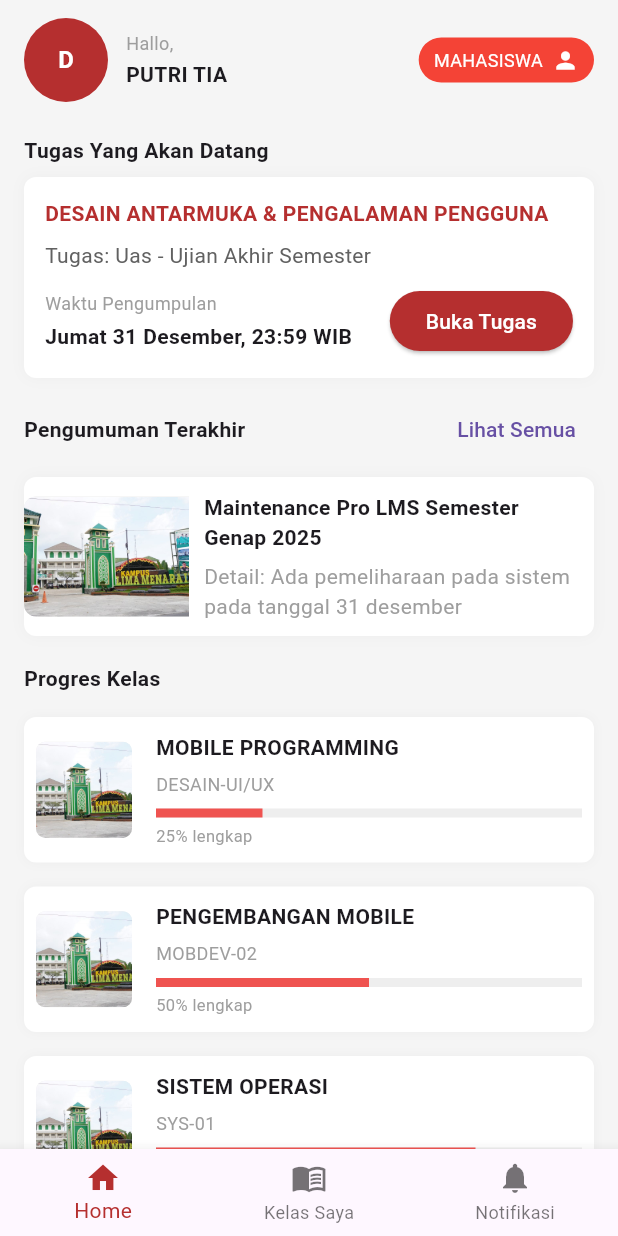
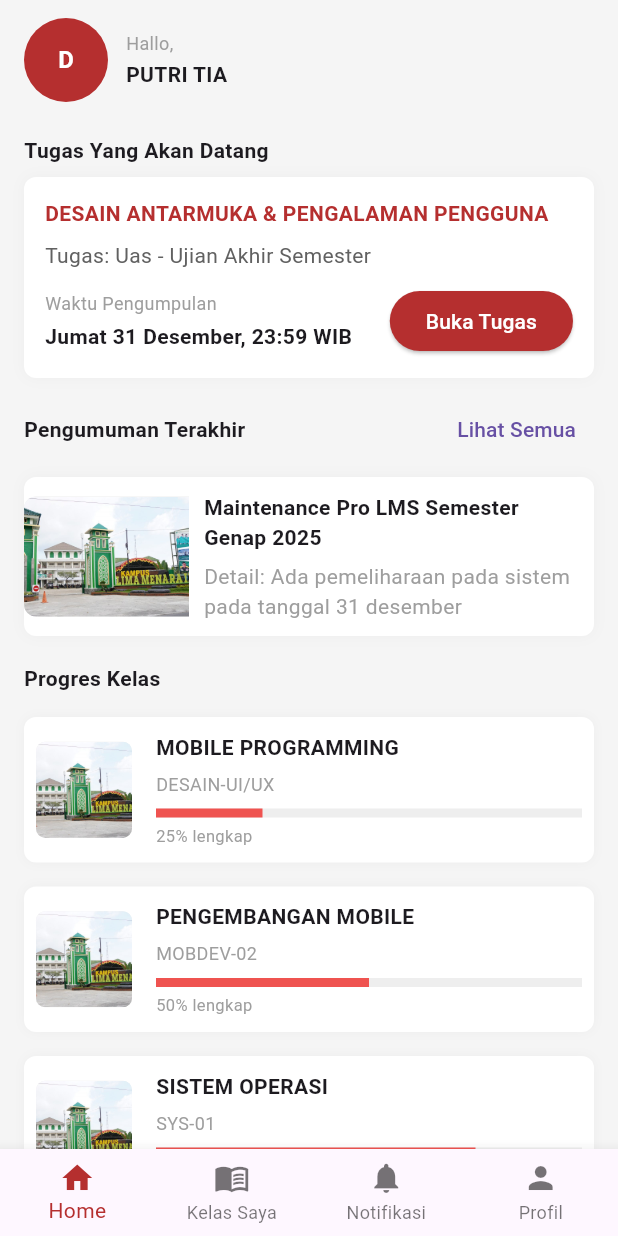
Before and after one commit to putritia10/apk_cejoe_lms, a Flutter app: the HomePage screen opened directly, on a phone screen of 412 x 824 dp. Run offline on Flutter 3.47's test engine with Material 3 defaults, Android fonts, the phone set to English and light mode, and no system bars.

Commit message:
mengubah tempat profil menjadi di samping icon notifikasi

```diff
--- a/lib/screens/home_page.dart
+++ b/lib/screens/home_page.dart
@@ -13,6 +13,11 @@ class _HomePageState extends State<HomePage> {
   final Color _primary = const Color(0xFFB52F2F);
 
   void _onNavTap(int idx) {
+    if (idx == 3) {
+      Navigator.of(context).push(MaterialPageRoute(builder: (_) => const ProfilePage()));
+      return;
+    }
+
     setState(() => _selectedIndex = idx);
     // For now we only have Home; other tabs can be added later
   }
@@ -50,10 +55,12 @@ class _HomePageState extends State<HomePage> {
         currentIndex: _selectedIndex,
         onTap: _onNavTap,
         selectedItemColor: _primary,
+        type: BottomNavigationBarType.fixed,
         items: const [
           BottomNavigationBarItem(icon: Icon(Icons.home), label: 'Home'),
           BottomNavigationBarItem(icon: Icon(Icons.menu_book), label: 'Kelas Saya'),
           BottomNavigationBarItem(icon: Icon(Icons.notifications), label: 'Notifikasi'),
+          BottomNavigationBarItem(icon: Icon(Icons.person), label: 'Profil'),
         ],
       ),
     );
@@ -81,25 +88,7 @@ class _HomePageState extends State<HomePage> {
             ),
           ),
 
-          // small profile shortcut button (tappable)
-          InkWell(
-            onTap: () => Navigator.of(context).push(MaterialPageRoute(builder: (_) => const ProfilePage())),
-            borderRadius: BorderRadius.circular(20),
-            child: Container(
-              decoration: BoxDecoration(
-                color: Colors.red,
-                borderRadius: BorderRadius.circular(20),
-              ),
-              padding: const EdgeInsets.symmetric(horizontal: 10, vertical: 6),
-              child: Row(
-                children: const [
-                  Text('MAHASISWA', style: TextStyle(fontSize: 12, color: Colors.white)),
-                  SizedBox(width: 6),
-                  Icon(Icons.person, color: Colors.white, size: 18),
-                ],
-              ),
-            ),
-          ),
+          const SizedBox(width: 8),
         ],
       ),
     );
```
Also changed, not shown: lib/screens/profile_page.dart (+7 -2 lines).
